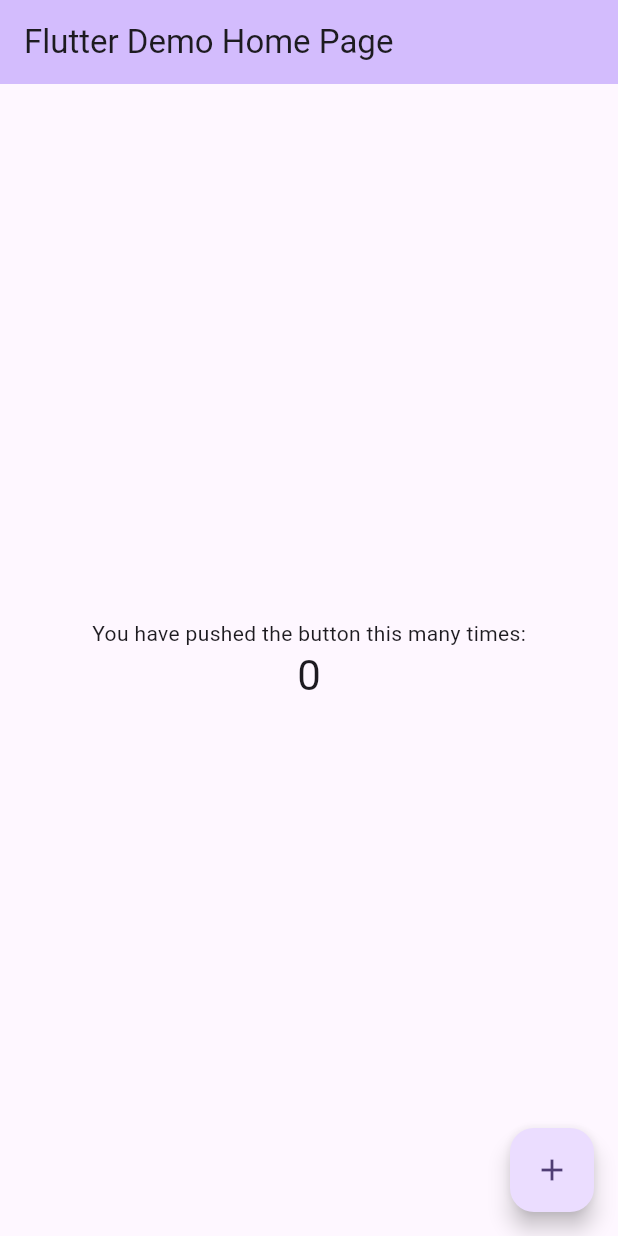
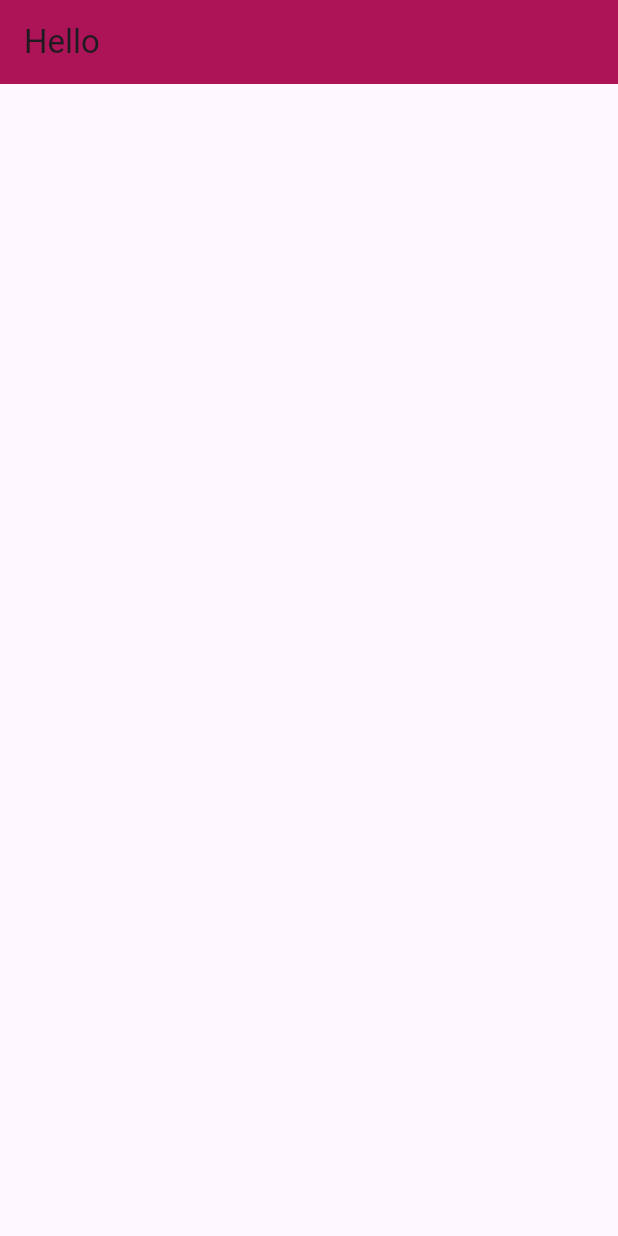
Before and after one commit to bebofofum/flutter-pic, a Flutter app: the screen it shows after launch, on a phone screen of 412 x 824 dp. Run offline on Flutter 3.47's test engine with Material 3 defaults, Android fonts, the phone set to English and light mode, and no system bars.

Commit message:
Added add widget with basic Scaffold widget.

```diff
--- a/lib/main.dart
+++ b/lib/main.dart
@@ -1,125 +1,27 @@
+// Need to import a helper library
+// from flutter to get content on screen
 import 'package:flutter/material.dart';
 
-void main() {
-  runApp(const MyApp());
+//Define a 'main' function to run when app starts
+void main(){
+
+  const primaryColor = Color(0xFFAD1457);
+
+  //Create some new text widget to show some text
+  //on the screen
+  var app = MaterialApp(
+    home: Scaffold(
+      appBar: AppBar(
+        title: const Text('Hello'),
+        backgroundColor: primaryColor,
+
+      ),
+    )
+  );
+
+
+  //Take widget and get it on the screen
+  runApp(app);
+
+
 }
-
-class MyApp extends StatelessWidget {
-  const MyApp({super.key});
-
-  // This widget is the root of your application.
-  @override
-  Widget build(BuildContext context) {
-    return MaterialApp(
-      title: 'Flutter Demo',
-      theme: ThemeData(
-        // This is the theme of your application.
-        //
-        // TRY THIS: Try running your application with "flutter run". You'll see
-        // the application has a purple toolbar. Then, without quitting the app,
-        // try changing the seedColor in the colorScheme below to Colors.green
-        // and then invoke "hot reload" (save your changes or press the "hot
-        // reload" button in a Flutter-supported IDE, or press "r" if you used
-        // the command line to start the app).
-        //
-        // Notice that the counter didn't reset back to zero; the application
-        // state is not lost during the reload. To reset the state, use hot
-        // restart instead.
-        //
-        // This works for code too, not just values: Most code changes can be
-        // tested with just a hot reload.
-        colorScheme: ColorScheme.fromSeed(seedColor: Colors.deepPurple),
-        useMaterial3: true,
-      ),
-      home: const MyHomePage(title: 'Flutter Demo Home Page'),
-    );
-  }
-}
-
-class MyHomePage extends StatefulWidget {
-  const MyHomePage({super.key, required this.title});
-
-  // This widget is the home page of your application. It is stateful, meaning
-  // that it has a State object (defined below) that contains fields that affect
-  // how it looks.
-
-  // This class is the configuration for the state. It holds the values (in this
-  // case the title) provided by the parent (in this case the App widget) and
-  // used by the build method of the State. Fields in a Widget subclass are
-  // always marked "final".
-
-  final String title;
-
-  @override
-  State<MyHomePage> createState() => _MyHomePageState();
-}
-
-class _MyHomePageState extends State<MyHomePage> {
-  int _counter = 0;
-
-  void _incrementCounter() {
-    setState(() {
-      // This call to setState tells the Flutter framework that something has
-      // changed in this State, which causes it to rerun the build method below
-      // so that the display can reflect the updated values. If we changed
-      // _counter without calling setState(), then the build method would not be
-      // called again, and so nothing would appear to happen.
-      _counter++;
-    });
-  }
-
-  @override
-  Widget build(BuildContext context) {
-    // This method is rerun every time setState is called, for instance as done
-    // by the _incrementCounter method above.
-    //
-    // The Flutter framework has been optimized to make rerunning build methods
-    // fast, so that you can just rebuild anything that needs updating rather
-    // than having to individually change instances of widgets.
-    return Scaffold(
-      appBar: AppBar(
-        // TRY THIS: Try changing the color here to a specific color (to
-        // Colors.amber, perhaps?) and trigger a hot reload to see the AppBar
-        // change color while the other colors stay the same.
-        backgroundColor: Theme.of(context).colorScheme.inversePrimary,
-        // Here we take the value from the MyHomePage object that was created by
-        // the App.build method, and use it to set our appbar title.
-        title: Text(widget.title),
-      ),
-      body: Center(
-        // Center is a layout widget. It takes a single child and positions it
-        // in the middle of the parent.
-        child: Column(
-          // Column is also a layout widget. It takes a list of children and
-          // arranges them vertically. By default, it sizes itself to fit its
-          // children horizontally, and tries to be as tall as its parent.
-          //
-          // Column has various properties to control how it sizes itself and
-          // how it positions its children. Here we use mainAxisAlignment to
-          // center the children vertically; the main axis here is the vertical
-          // axis because Columns are vertical (the cross axis would be
-          // horizontal).
-          //
-          // TRY THIS: Invoke "debug painting" (choose the "Toggle Debug Paint"
-          // action in the IDE, or press "p" in the console), to see the
-          // wireframe for each widget.
-          mainAxisAlignment: MainAxisAlignment.center,
-          children: <Widget>[
-            const Text(
-              'You have pushed the button this many times:',
-            ),
-            Text(
-              '$_counter',
-              style: Theme.of(context).textTheme.headlineMedium,
-            ),
-          ],
-        ),
-      ),
-      floatingActionButton: FloatingActionButton(
-        onPressed: _incrementCounter,
-        tooltip: 'Increment',
-        child: const Icon(Icons.add),
-      ), // This trailing comma makes auto-formatting nicer for build methods.
-    );
-  }
-}
```
